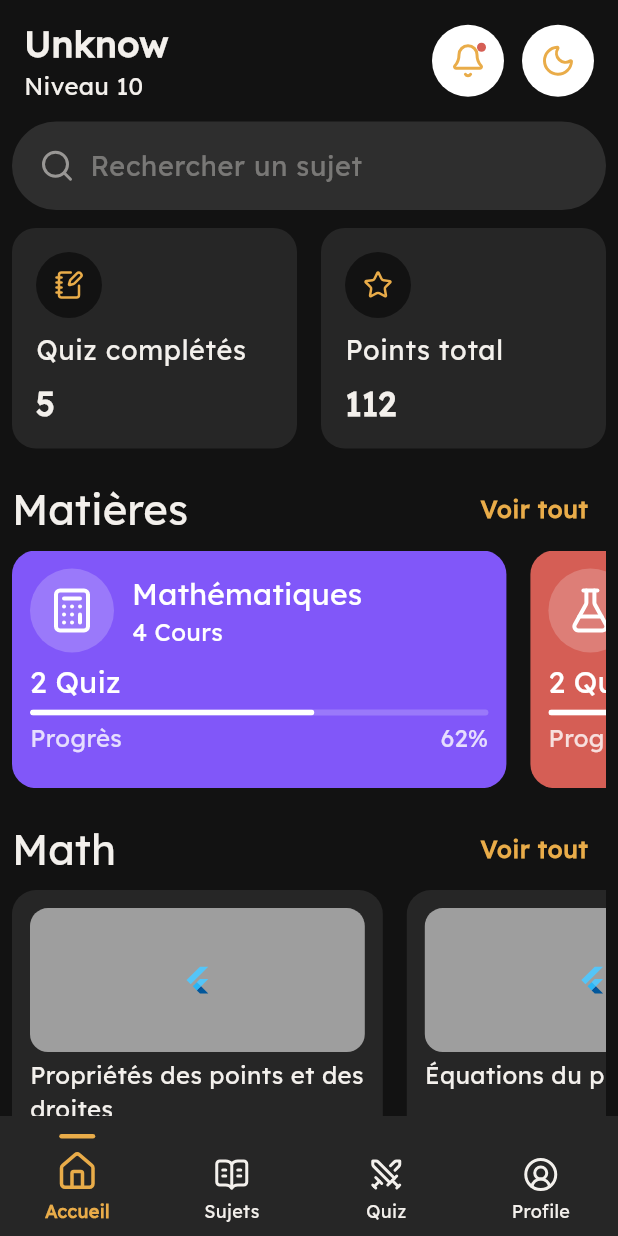
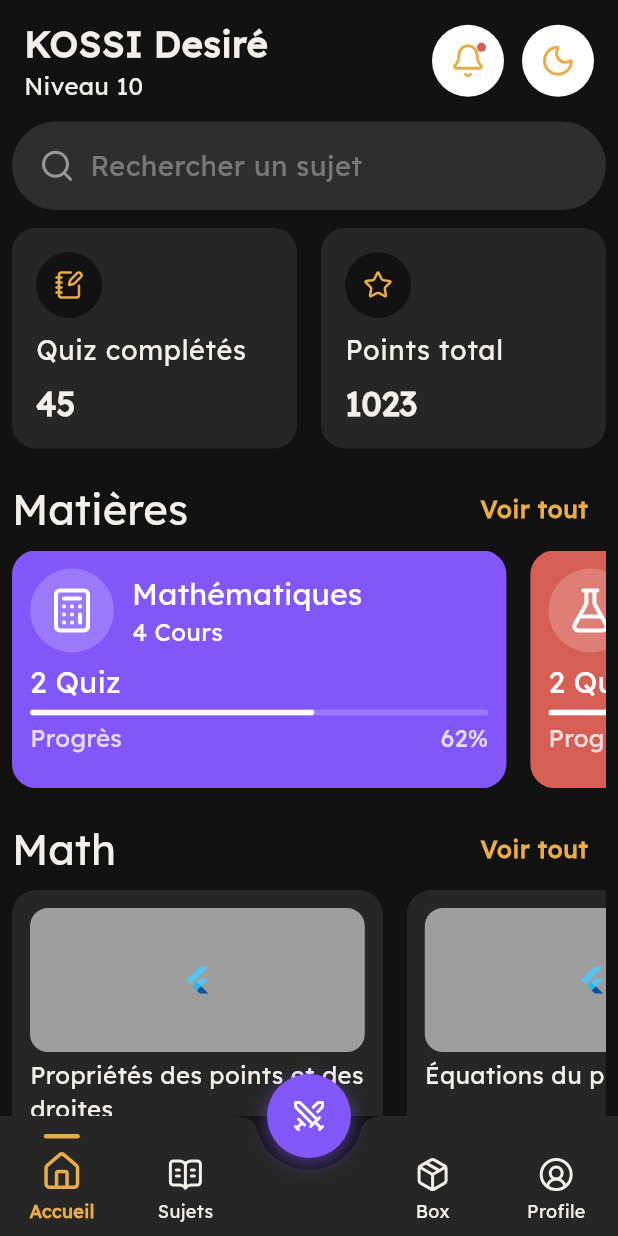
Before and after one commit to Just2sire/flutter_fire_miabe_quiz, a Flutter app: the HomePage screen opened by its route, after a tap on an icon or button, on a phone screen of 412 x 824 dp. Run offline on Flutter 3.47's test engine with Material 3 defaults, Android fonts, the phone set to English and light mode, and no system bars; our stand-ins replace go_router, lucide_icons_flutter, shared_preferences; accounts and stored records are empty.

Commit message:
feat: update student data, enhance navigation, and add new pages for boxes, quizzes, and profile

```diff
--- a/lib/core/extensions/navigation_extensions.dart
+++ b/lib/core/extensions/navigation_extensions.dart
@@ -20,7 +20,7 @@ extension NavigationExtensions on BuildContext {
   void goToSubjectDetail(String id) => go("${AppRoutes.subjects}/$id");
 
   // /// Navigation vers le profil
-  // void goToProfile() => go(AppRoutes.profile);
+  void goToProfile() => go(AppRoutes.profile);
   // void pushProfile() => push(AppRoutes.profile);
 
   // /// Navigation vers les paramètres
--- a/lib/core/routing/app_routes.dart
+++ b/lib/core/routing/app_routes.dart
@@ -5,6 +5,7 @@ class AppRoutes {
   // APP SHELL
   static String home = "/home";
   static String subjects = "/subjects";
+  static String boxes = "/boxes";
   static String quizzes = "/quizzes";
   static String profile = "/profile";
 
--- a/lib/core/routing/router.dart
+++ b/lib/core/routing/router.dart
@@ -1,7 +1,10 @@
 import "package:flutter/material.dart";
 import "package:go_router/go_router.dart";
 import "package:miabe_quiz/core/routing/app_routes.dart";
+import "package:miabe_quiz/presentation/pages/box_page.dart";
 import "package:miabe_quiz/presentation/pages/index.dart";
+import "package:miabe_quiz/presentation/pages/profile_page.dart";
+import "package:miabe_quiz/presentation/pages/quiz_page.dart";
 import "package:miabe_quiz/presentation/pages/subject_detail_page.dart";
 
 final appRouter = GoRouter(
@@ -23,7 +26,7 @@ final appRouter = GoRouter(
             GoRoute(
               path: AppRoutes.home,
               builder: (context, state) {
-                final username = state.uri.queryParameters["name"] ?? "Unknow";
+                final username = state.uri.queryParameters["name"] ?? "Abalo";
                 return HomePage(username: username);
               },
             ),
@@ -51,7 +54,16 @@ final appRouter = GoRouter(
             GoRoute(
               path: AppRoutes.quizzes,
               builder: (context, state) =>
-                  const Scaffold(body: Center(child: Text("Quiz"))),
+                  const QuizPage(),
+            ),
+          ],
+        ),
+        StatefulShellBranch(
+          routes: [
+            GoRoute(
+              path: AppRoutes.boxes,
+              builder: (context, state) =>
+                  const BoxPage(),
             ),
           ],
         ),
@@ -60,22 +72,10 @@ final appRouter = GoRouter(
             GoRoute(
               path: AppRoutes.profile,
               builder: (context, state) =>
-                  const Scaffold(body: Center(child: Text("Profil"))),
+              const ProfilePage(),
             ),
           ],
         ),
-        // StatefulShellBranch(
-        //   routes: [
-        //     GoRoute(
-        //       path: AppRoutes.profile,
-        //       pageBuilder: (context, state) => AppTransitions.fadeSlide(
-        //         context: context,
-        //         state: state,
-        //         child: const Scaffold(body: Center(child: Text("Profile"))),
-        //       ),
-        //     ),
-        //   ],
-        // ),
       ],
     ),
   ],
--- a/lib/presentation/pages/app_shell.dart
+++ b/lib/presentation/pages/app_shell.dart
@@ -33,6 +33,12 @@ class _AppShellState extends State<AppShell> {
     ),
     (
       index: 3,
+      icon: LucideIcons.package,
+      label: "Box",
+      route: AppRoutes.quizzes,
+    ),
+    (
+      index: 4,
       icon: LucideIcons.circleUserRound,
       label: "Profile",
       route: AppRoutes.profile,
@@ -51,6 +57,8 @@ class _AppShellState extends State<AppShell> {
   Widget build(BuildContext context) {
     final navigationShell = widget.navigationShell;
     final currentIndex = navigationShell.currentIndex;
+    final itemsLength = _navItems.length;
+    final theme = Theme.of(context);
     return AppScaffold(
       padding: EdgeInsets.zero,
       body: ResponsiveLayout(
@@ -80,6 +88,46 @@ class _AppShellState extends State<AppShell> {
           );
         },
       ),
+      floatingActionButton: itemsLength == 5 && context.isMobile
+          ? FloatingActionButton(
+              onPressed: () => _onTap(2),
+              backgroundColor: Colors.transparent,
+              elevation: 0,
+              child: Container(
+                width: 56,
+                height: 56,
+                decoration: BoxDecoration(
+                  shape: BoxShape.circle,
+                  color: theme.colorScheme.primaryContainer,
+                  boxShadow: [
+                    BoxShadow(
+                      color: theme.colorScheme.primaryContainer.withValues(
+                        alpha: 0.4,
+                      ),
+                      blurRadius: AppSpacing.sm,
+                      spreadRadius: 2,
+                      offset: const Offset(0, 4),
+                    ),
+                  ],
+                ),
+                child: AppIconSwitcher(
+                  child: Icon(
+                    _navItems[2].icon,
+                    color: theme.colorScheme.onPrimaryContainer,
+                    size: widget.navigationShell.currentIndex == 2
+                        ? AppSpacing.iconMxl
+                        : AppSpacing.iconLg,
+                    key: ValueKey(
+                      "app_shell_${widget.navigationShell.currentIndex == 2}",
+                    ),
+                  ),
+                ),
+              ),
+            )
+          : null,
+      floatingActionButtonLocation: context.isMobile
+          ? .centerDocked
+          : null,
       bottomNavigationBar: context.isMobile
           ? AppBottomBar(
               items: _navItems,
--- a/lib/presentation/pages/home_page.dart
+++ b/lib/presentation/pages/home_page.dart
@@ -28,17 +28,35 @@ class HomePage extends StatefulWidget {
 }
 
 class _HomePageState extends State<HomePage> {
-  final List<_CardData> cardData = [
-    (icon: LucideIcons.notebookPen, label: "Quiz complétés", value: 05),
-    (icon: LucideIcons.star, label: "Points total", value: 112),
-  ];
+  @override
+  void initState() {
+    super.initState();
+
+    WidgetsBinding.instance.addPostFrameCallback((_) {
+      context.read<StudentProvider>().updateProfile(fullName: widget.username);
+      context.read<SubjectsProvider>().loadSubjects();
+    });
+  }
+
   @override
   Widget build(BuildContext context) {
-    final username = widget.username;
     final theme = Theme.of(context);
     final colorScheme = theme.colorScheme;
     final textTheme = theme.textTheme;
     final subjectProvider = context.read<SubjectsProvider>();
+    final student = context.read<StudentProvider>().student;
+    final cardData = <_CardData>[
+      (
+        icon: LucideIcons.notebookPen,
+        label: "Quiz complétés",
+        value: student.completedQuizzesCount,
+      ),
+      (
+        icon: LucideIcons.star,
+        label: "Points total",
+        value: student.totalPoints,
+      ),
+    ];
 
     return AppScaffold(
       scrollable: true,
@@ -48,8 +66,9 @@ class _HomePageState extends State<HomePage> {
       body: Column(
         children: [
           AppTopbar(
-            title: username,
-            subtitle: "Niveau 10",
+            // title: student.fullName.split(" ")[-1],
+            title: student.fullName,
+            subtitle: student.gradeLevel,
             showLeading: false,
             titleSubtitleSpacing: 0,
             actions: [
--- a/lib/presentation/pages/subject_detail_page.dart
+++ b/lib/presentation/pages/subject_detail_page.dart
@@ -1,6 +1,5 @@
 import "package:flutter/material.dart";
 import "package:lucide_icons_flutter/lucide_icons.dart";
-import "package:miabe_quiz/core/theme/app_colors.dart";
 import "package:miabe_quiz/core/theme/app_spacing.dart";
 import "package:miabe_quiz/domain/entities/index.dart";
 import "package:miabe_quiz/presentation/providers/subjects_provider.dart";
--- a/lib/presentation/pages/welcome_page.dart
+++ b/lib/presentation/pages/welcome_page.dart
@@ -80,7 +80,7 @@ class _WelcomePageState extends State<WelcomePage> {
                 textAlign: .center,
                 keyboardType: .name,
                 textCapitalization: .words,
-                hintText: "Votre nom *",
+                hintText: "Votre nom",
                 hintStyle: textTheme.titleMedium?.copyWith(
                   color: colorScheme.onSurface.withValues(alpha: 0.5),
                 ),
--- a/lib/presentation/providers/student_provider.dart
+++ b/lib/presentation/providers/student_provider.dart
@@ -8,7 +8,17 @@ class StudentProvider extends ChangeNotifier {
   final StudentRepository _repository;
 
   Student? _student;
-  Student? get student => _student;
+  Student get student =>
+      _student ??
+      const Student(
+        id: "john_doe",
+        fullName: "John Doe",
+        email: "john@gmail.com",
+        phone: "+228 98562147",
+        school: "Lycée Agoè Est",
+        gradeLevel: "Niveau 10",
+        avatarAsset: "",
+      );
 
   List<QuizAttempt> _history = [];
   List<QuizAttempt> get history => _history;
--- a/lib/presentation/widgets/app_elevated_button.dart
+++ b/lib/presentation/widgets/app_elevated_button.dart
@@ -118,7 +118,7 @@ class AppElevatedButton extends StatelessWidget {
       backgroundColor: enabled
           ? isLoading
                 ? Colors.grey
-                : backgroundColor ?? theme.primaryColor
+                : backgroundColor ?? theme.colorScheme.primaryContainer
           : Colors.grey,
       fixedSize:
           buttonSize ??
--- a/lib/presentation/widgets/subject_lessons_tab.dart
+++ b/lib/presentation/widgets/subject_lessons_tab.dart
@@ -39,7 +39,9 @@ class SubjectLessonCard extends StatelessWidget {
           backgroundColor: lesson.isCompleted
               ? AppColors.success.withValues(alpha: 0.15)
               : context.colorScheme.primary.withValues(alpha: 0.15),
-          color: lesson.isCompleted ? AppColors.success : context.colorScheme.primary,
+          color: lesson.isCompleted
+              ? AppColors.success
+              : context.colorScheme.primary,
           icon: lesson.isCompleted
               ? LucideIcons.checkCircle2
               : LucideIcons.bookOpen,
--- a/lib/presentation/widgets/subject_quizzes_tab.dart
+++ b/lib/presentation/widgets/subject_quizzes_tab.dart
@@ -1,11 +1,9 @@
 import "package:flutter/material.dart";
 import "package:lucide_icons_flutter/lucide_icons.dart";
 import "package:miabe_quiz/core/extensions/build_context_extensions.dart";
-import "package:miabe_quiz/core/theme/app_colors.dart";
 import "package:miabe_quiz/core/theme/app_spacing.dart";
 import "package:miabe_quiz/domain/entities/quiz.dart";
 import "package:miabe_quiz/presentation/widgets/app_icon_container.dart";
-import "package:miabe_quiz/presentation/widgets/app_progress_indicator.dart";
 
 class SubjectQuizzesTab extends StatelessWidget {
   const SubjectQuizzesTab({required this.quizzes, super.key});
```
Also changed, not shown: assets/data/students.json (+4 -4 lines), lib/presentation/pages/box_page.dart (added, +122 -0 lines), lib/presentation/pages/profile_page.dart (added, +126 -0 lines), lib/presentation/pages/quiz_page.dart (added, +30 -0 lines), lib/presentation/widgets/countdown_timer.dart (added, +95 -0 lines), lib/presentation/pages/profile_pageù.dart (deleted).
